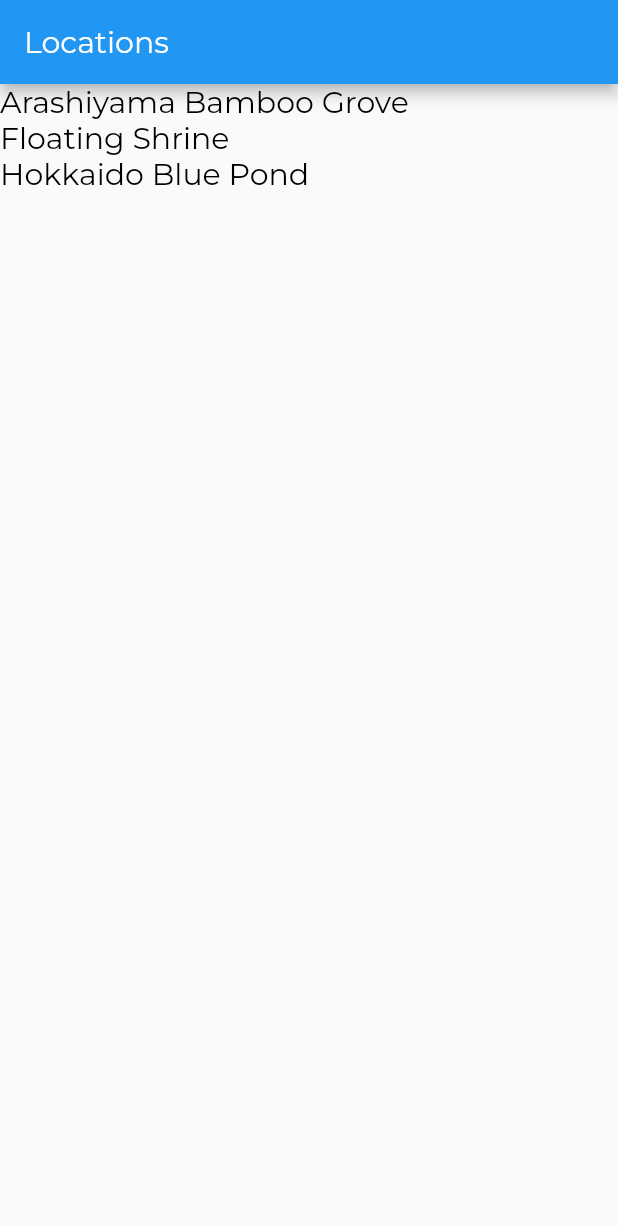
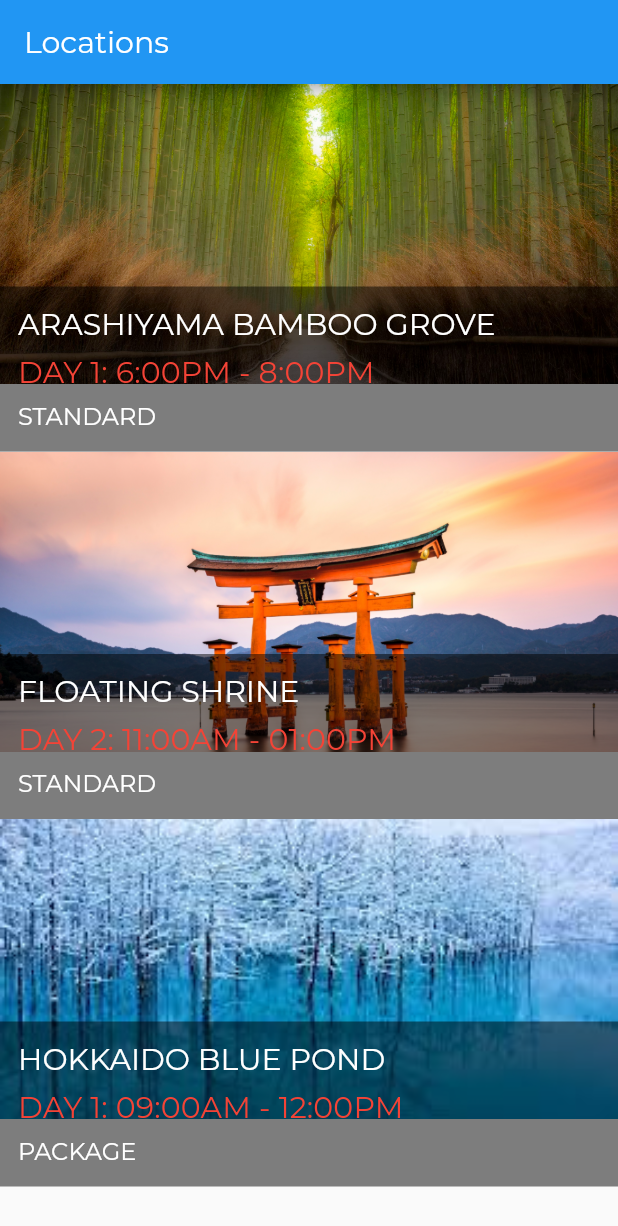
Before and after one commit to 4ndrelim/flutter_tutorial, a Flutter app: the screen it shows after launch, on a phone screen of 412 x 824 dp. Shown: the top 1226 px of the screen. Run offline on Flutter 3.47's test engine with Material 2 defaults, Android fonts, the phone set to English and light mode, and no system bars; missing offline and left inert: dart:html.

Commit message:
Add tile overlay feature and more styling

```diff
--- a/lib/app.dart
+++ b/lib/app.dart
@@ -19,7 +19,10 @@ class App extends StatelessWidget {
         ),
         // loose name to be reused
         textTheme: TextTheme(
+          // cannot mix 2018 and 2021 terms
           titleMedium: TitleTextStyle,
+          titleSmall: SubTitleTextStyle,
+          headlineSmall: CaptionTextStyle,
           bodyMedium: Body1TextStyle,
         ),
       ),
--- a/lib/models/location.dart
+++ b/lib/models/location.dart
@@ -3,11 +3,14 @@ import 'location_fact.dart';
 
 class Location {
   final int id;
-  String name;
-  String imagePath;
+  final String name;
+  final String imagePath;
+  final String userItinerarySummary;
+  final String tourPackage;
   final List<LocationFact> facts;
 
-  Location(this.id, this.name, this.imagePath, this.facts);
+  Location(this.id, this.name, this.imagePath, this.userItinerarySummary,
+      this.tourPackage, this.facts);
 
   static Location? fetchByID(int locationID) {
     List<Location> locations = Location.fetchAll();
@@ -21,20 +24,26 @@ class Location {
 
   static List<Location> fetchAll() {
     return [
-      Location(1, 'Arashiyama Bamboo Grove', 'assets/images/Arashiyama.jpg', [
+      Location(1, 'Arashiyama Bamboo Grove', 'assets/images/Arashiyama.jpg',
+          'Day 1: 6:00pm - 8:00pm', 'Standard', [
         LocationFact('Summary',
             "While we could go on about the ethereal glow and seemingly endless heights of this bamboo grove on the outskirts of Kyoto, the sight\'s pleasures extend beyond the visual realm."),
         LocationFact('How To Get There',
             'The fastest and easiest way to get to Arashiyama is by train. Take the JR Train from Kyoto Station on the JR Sagano/San-in Line to Saga-Arashiyama Station. From there, walk for 10 minutes and follow the signs to Arashiyama bamboo grove'),
       ]),
       Location(
-          2, 'Floating Shrine', 'assets/images/Miyajima_Floating_shrine.jpg', [
+          2,
+          'Floating Shrine',
+          'assets/images/Miyajima_Floating_shrine.jpg',
+          'Day 2: 11:00am - 01:00pm',
+          'Standard', [
         LocationFact('Summary',
             "The centuries-old, historical shrine and its torii gate are unique for being built over water, seemingly floating in the sea during high tide."),
         LocationFact('How To Get There',
             'From Miyajimaguchi Station, it is a short walk to the ferry pier, from where ferries depart frequently for Miyajima. Ferry rides take about 10 minutes and cost roughly 180 yen. Itsukushima Shrine is a ten minute walk, by following directions along the walkway from the Miyajima ferry pier.'),
       ]),
-      Location(3, 'Hokkaido Blue Pond', 'assets/images/blue_pond.jpg', [
+      Location(3, 'Hokkaido Blue Pond', 'assets/images/blue_pond.jpg',
+          'Day 1: 09:00am - 12:00pm', 'package', [
         LocationFact('Summary',
             "The Shirogane Blue Pond in Hokkaido's Biei is a stunning sight that almost looks otherworldly with its unreal blue color. Depending on the weather and the season it can change from a milky light blue to a deep green-turquoise."),
         LocationFact('How To Get There',
--- a/lib/screens/location_detail/location_detail.dart
+++ b/lib/screens/location_detail/location_detail.dart
@@ -2,6 +2,7 @@ import 'package:flutter/material.dart';
 import 'image_banner.dart';
 import 'text_section.dart';
 import '../../models/location.dart';
+import 'location_tile.dart';
 
 class LocationDetail extends StatelessWidget {
   final int _locationID;
@@ -20,6 +21,10 @@ class LocationDetail extends StatelessWidget {
             .stretch, // each item stretch from left to right on the crossAxis
         children: [
           ImageBanner(location!.imagePath), // ! adds null check
+          Padding(
+            padding: EdgeInsets.symmetric(vertical: 20.0, horizontal: 4.0),
+            child: LocationTile(location: location),
+          ),
         ]..addAll(textSections(
             location)), // cascade operator to append all objects in an iterable to the existing list
       ),
--- /dev/null
+++ b/lib/screens/location_detail/location_tile.dart
@@ -0,0 +1,47 @@
+import 'package:flutter/material.dart';
+import '../../models/location.dart';
+import '../../style.dart';
+
+const LocationTileHeight = 100.0;
+
+class LocationTile extends StatelessWidget {
+  final Location location;
+  final bool darkTheme;
+
+  LocationTile({required this.location, this.darkTheme = false});
+
+  @override
+  Widget build(BuildContext context) {
+    final textColor = this.darkTheme ? TextColorLight : TextColorDark;
+
+    return Container(
+      padding: EdgeInsets.symmetric(horizontal: DefaultPaddingHorizontal),
+      height: LocationTileHeight,
+      child: Column(
+          mainAxisAlignment: MainAxisAlignment.spaceEvenly,
+          crossAxisAlignment: CrossAxisAlignment.start,
+          children: [
+            Text(
+              location.name.toUpperCase(),
+              overflow: TextOverflow.ellipsis,
+              maxLines: 1,
+              style: Theme.of(context)
+                  .textTheme
+                  .titleMedium!
+                  .copyWith(color: textColor),
+            ),
+            Text(
+              location.userItinerarySummary.toUpperCase(),
+              style: Theme.of(context).textTheme.titleSmall,
+            ),
+            Text(
+              location.tourPackage.toUpperCase(),
+              style: Theme.of(context)
+                  .textTheme
+                  .headlineSmall!
+                  .copyWith(color: textColor),
+            ),
+          ]),
+    );
+  }
+}
--- a/lib/screens/locations/locations.dart
+++ b/lib/screens/locations/locations.dart
@@ -1,6 +1,8 @@
 import 'package:flutter/material.dart';
 import '../../app.dart';
 import '../../models/location.dart';
+import '../location_detail/image_banner.dart';
+import 'tile_overlay.dart';
 
 class Locations extends StatelessWidget {
   @override
@@ -26,7 +28,13 @@ class Locations extends StatelessWidget {
   Widget _itemBuilder(BuildContext context, int index, Location location) {
     return GestureDetector(
       child: Container(
-        child: Text(location.name),
+        height: 245.0,
+        child: Stack(
+          children: [
+            ImageBanner(location.imagePath),
+            TileOverlay(location),
+          ],
+        ),
       ),
       onTap: () => _onLocationTap(context, location.id),
     );
--- /dev/null
+++ b/lib/screens/locations/tile_overlay.dart
@@ -0,0 +1,24 @@
+import 'package:flutter/material.dart';
+import '../../models/location.dart';
+import '../location_detail/location_tile.dart';
+
+class TileOverlay extends StatelessWidget {
+  final Location location;
+
+  TileOverlay(this.location);
+
+  @override
+  Widget build(BuildContext context) {
+    return Column(
+      mainAxisAlignment: MainAxisAlignment.end,
+      crossAxisAlignment: CrossAxisAlignment.stretch,
+      children: [
+        Container(
+          padding: EdgeInsets.symmetric(vertical: 5.0),
+          decoration: BoxDecoration(color: Colors.black.withOpacity(0.5)),
+          child: LocationTile(location: location, darkTheme: true),
+        ),
+      ],
+    );
+  }
+}
--- a/lib/style.dart
+++ b/lib/style.dart
@@ -1,10 +1,20 @@
+import 'dart:html';
+
+import 'package:flutter/gestures.dart';
 import 'package:flutter/material.dart';
+
+const String FontNameDefault = "Montserrat";
 
 const LargeTextSize = 26.0;
 const MediumTextSize = 20.0;
 const BodyTextSize = 16.0;
 
-const String FontNameDefault = "Montserrat";
+const DefaultPaddingHorizontal = 12.0;
+
+const Color TextColorDark = Colors.black;
+const Color TextColorLight = Colors.white;
+const Color TextColorAccent = Colors.red;
+const Color TextColorFaint = Color.fromRGBO(125, 125, 125, 1.0);
 
 const AppBarTextStyle = TextStyle(
   fontFamily: FontNameDefault,
@@ -20,6 +30,20 @@ const TitleTextStyle = TextStyle(
   color: Colors.black,
 );
 
+const SubTitleTextStyle = TextStyle(
+  fontFamily: FontNameDefault,
+  fontWeight: FontWeight.w300,
+  fontSize: MediumTextSize,
+  color: TextColorAccent,
+);
+
+const CaptionTextStyle = TextStyle(
+  fontFamily: FontNameDefault,
+  fontWeight: FontWeight.w300,
+  fontSize: BodyTextSize,
+  color: TextColorDark,
+);
+
 const Body1TextStyle = TextStyle(
   fontFamily: FontNameDefault,
   fontWeight: FontWeight.w300,
```
